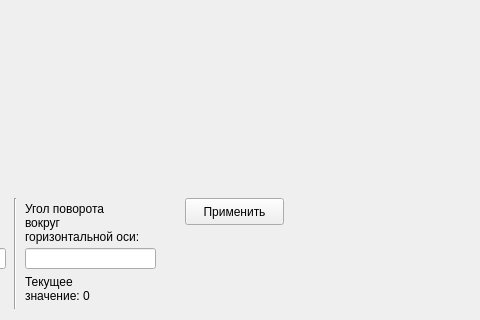
This is src/mainwindow.ui in moevm/panoramic-imitator as Qt 5 draws it before an edit; both pictures show x 135 to 615 and y 152 to 472 of the 1009 by 472 pixel window. The edited form follows.
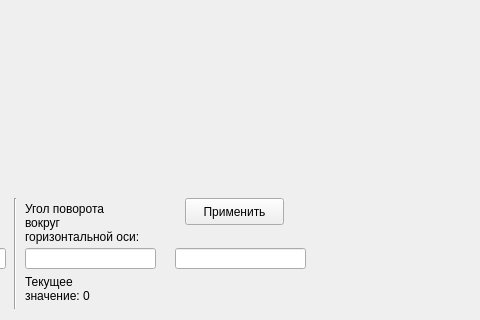
This is the edited form. Custom widgets are drawn as their Qt base class.

Commit message: sizeable frame

Patch:
```diff
--- a/src/mainwindow.ui
+++ b/src/mainwindow.ui
@@ -140,6 +140,16 @@
 значение: 0</string>
     </property>
    </widget>
+   <widget class="QLineEdit" name="frameSize_textbox">
+    <property name="geometry">
+     <rect>
+      <x>310</x>
+      <y>400</y>
+      <width>131</width>
+      <height>21</height>
+     </rect>
+    </property>
+   </widget>
   </widget>
  </widget>
  <customwidgets>
```
The commit also changes 4 other files.
